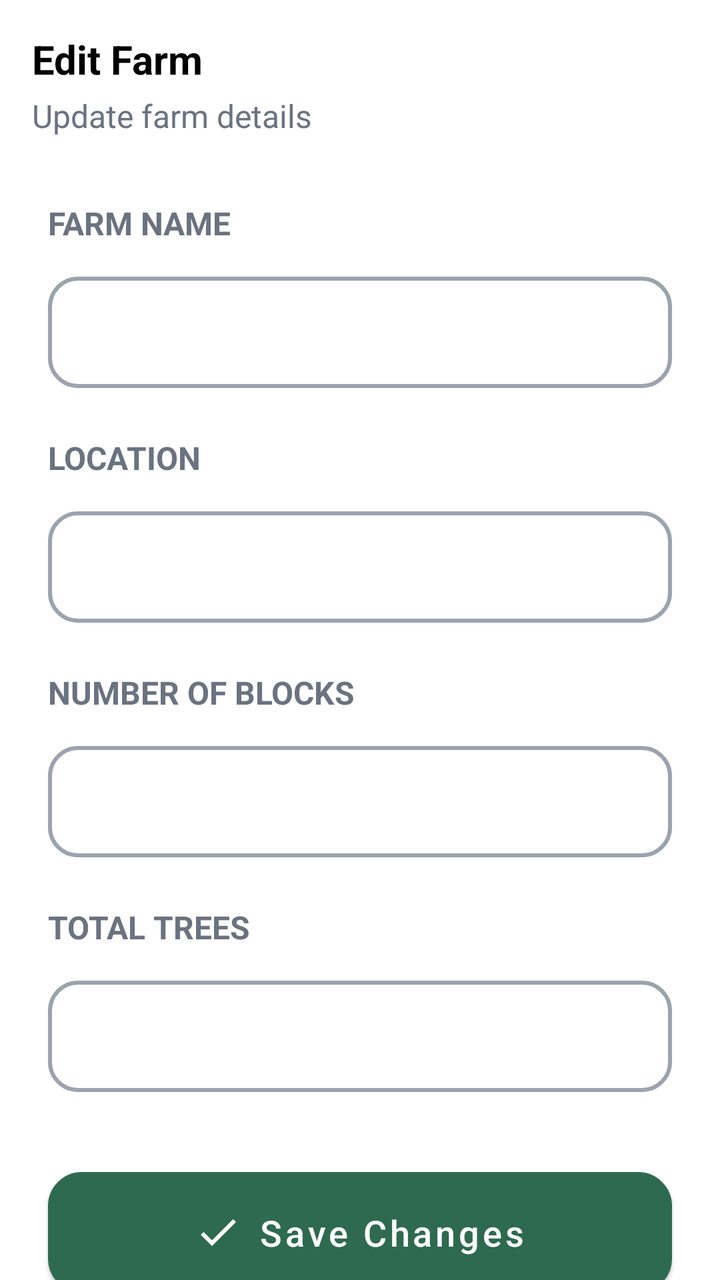
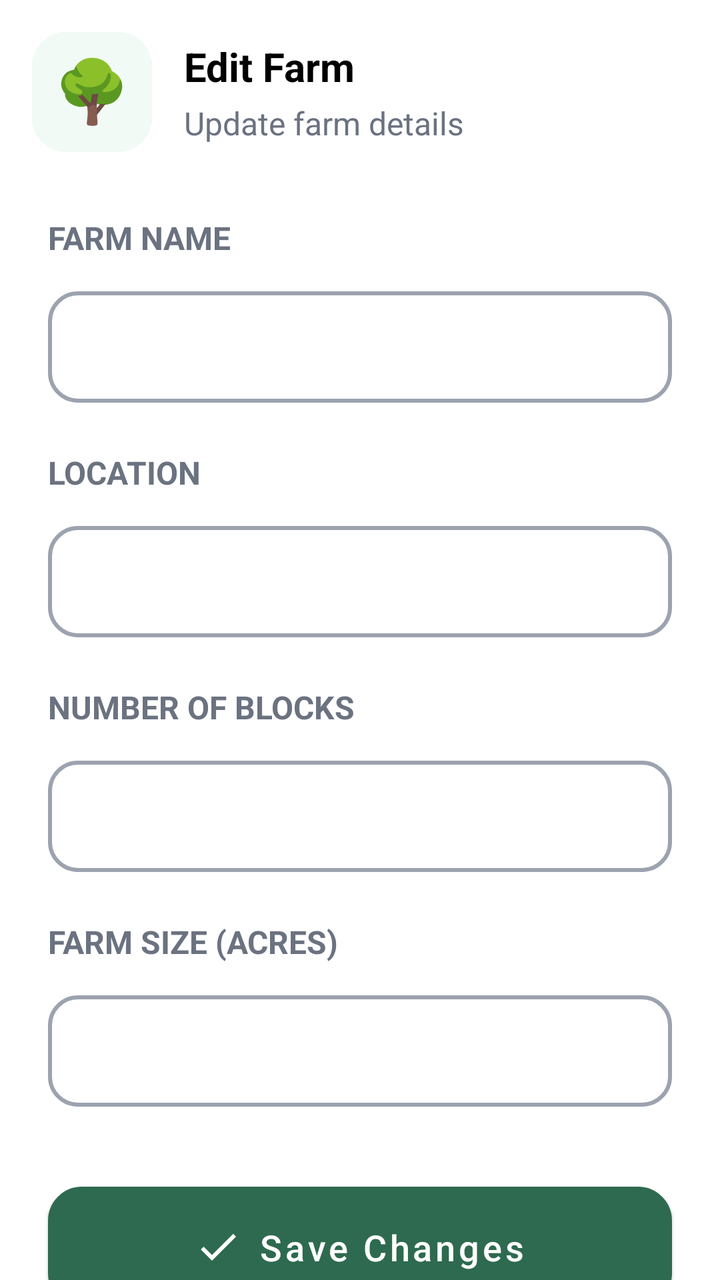

Before-and-after screenshots of an Android layout around one commit, followed by the original layout XML and the change that was made.
<!-- AndroidManifest.xml: application theme Theme.Avocado -->
<!-- res/layout/dialog_edit_farm.xml -->
<?xml version="1.0" encoding="utf-8"?>
<LinearLayout xmlns:android="http://schemas.android.com/apk/res/android"
    xmlns:app="http://schemas.android.com/apk/res-auto"
    android:layout_width="match_parent"
    android:layout_height="match_parent"
    android:orientation="vertical"
    android:background="@color/white">

    <androidx.core.widget.NestedScrollView
        android:layout_width="match_parent"
        android:layout_height="0dp"
        android:layout_weight="1"
        android:fillViewport="true">
        <LinearLayout
            android:orientation="vertical"
            android:layout_width="match_parent"
            android:layout_height="match_parent"
            android:padding="16dp">
            <TextView
                android:layout_width="wrap_content"
                android:layout_height="wrap_content"
                android:text="Edit Farm"
                android:textSize="20sp"
                android:textColor="@color/black"
                android:textStyle="bold"
                android:layout_marginBottom="4dp"/>
            <TextView
                android:layout_width="wrap_content"
                android:layout_height="wrap_content"
                android:text="Update farm details"
                android:textSize="16sp"
                android:textColor="@color/slate"
                android:textStyle="normal"
                android:layout_marginBottom="32dp"/>
            <LinearLayout
                android:orientation="vertical"
                android:layout_width="match_parent"
                android:layout_height="wrap_content"
                android:layout_marginTop="0dp"
                android:padding="0dp">
                <TextView
                    android:layout_width="wrap_content"
                    android:layout_height="wrap_content"
                    android:text="FARM NAME"
                    android:textSize="16sp"
                    android:textColor="@color/slate"
                    android:textStyle="bold"
                    android:layout_marginStart="8dp"
                    android:layout_marginEnd="8dp"
                    android:layout_marginTop="0dp"
                    android:layout_marginBottom="8dp"/>
                <com.google.android.material.textfield.TextInputLayout
                    style="@style/Widget.MaterialComponents.TextInputLayout.OutlinedBox"
                    android:layout_width="match_parent"
                    android:layout_height="wrap_content"
                    android:layout_margin="8dp"
                    app:hintEnabled="false"
                    android:background="@null">
                    <com.google.android.material.textfield.TextInputEditText
                        android:id="@+id/dialog_edit_farm_farm_name_edit_text"
                        android:layout_width="match_parent"
                        android:layout_height="wrap_content"
                        android:inputType="text"
                        android:background="@drawable/text_input_background_1"
                        android:textColor="@color/edit_text_color"
                        android:textSize="16sp" />
                </com.google.android.material.textfield.TextInputLayout>
                <TextView
                    android:layout_width="wrap_content"
                    android:layout_height="wrap_content"
                    android:text="LOCATION"
                    android:textSize="16sp"
                    android:textColor="@color/slate"
                    android:textStyle="bold"
                    android:layout_marginStart="8dp"
                    android:layout_marginEnd="8dp"
                    android:layout_marginTop="16dp"
                    android:layout_marginBottom="8dp"/>
                <com.google.android.material.textfield.TextInputLayout
                    style="@style/Widget.MaterialComponents.TextInputLayout.OutlinedBox"
                    android:layout_width="match_parent"
                    android:layout_height="wrap_content"
                    android:layout_margin="8dp"
                    app:hintEnabled="false"
                    android:background="@null">
                    <com.google.android.material.textfield.TextInputEditText
                        android:id="@+id/dialog_edit_farm_location_edit_text"
                        android:layout_width="match_parent"
                        android:layout_height="wrap_content"
                        android:inputType="text"
                        android:background="@drawable/text_input_background_1"
                        android:textColor="@color/edit_text_color"
                        android:textSize="16sp" />
                </com.google.android.material.textfield.TextInputLayout>
                <TextView
                    android:layout_width="wrap_content"
                    android:layout_height="wrap_content"
                    android:text="NUMBER OF BLOCKS"
                    android:textSize="16sp"
                    android:textColor="@color/slate"
                    android:textStyle="bold"
                    android:layout_marginStart="8dp"
                    android:layout_marginEnd="8dp"
                    android:layout_marginTop="16dp"
                    android:layout_marginBottom="8dp"/>
                <com.google.android.material.textfield.TextInputLayout
                    style="@style/Widget.MaterialComponents.TextInputLayout.OutlinedBox"
                    android:layout_width="match_parent"
                    android:layout_height="wrap_content"
                    android:layout_margin="8dp"
                    app:hintEnabled="false"
                    android:background="@null">
                    <com.google.android.material.textfield.TextInputEditText
                        android:id="@+id/dialog_edit_farm_number_of_blocks_edit_text"
                        android:layout_width="match_parent"
                        android:layout_height="wrap_content"
                        android:inputType="number"
                        android:background="@drawable/text_input_background_1"
                        android:textColor="@color/edit_text_color"
                        android:textSize="16sp" />
                </com.google.android.material.textfield.TextInputLayout>
                <TextView
                    android:layout_width="wrap_content"
                    android:layout_height="wrap_content"
                    android:text="TOTAL TREES"
                    android:textSize="16sp"
                    android:textColor="@color/slate"
                    android:textStyle="bold"
                    android:layout_marginStart="8dp"
                    android:layout_marginEnd="8dp"
                    android:layout_marginTop="16dp"
                    android:layout_marginBottom="8dp"/>
                <com.google.android.material.textfield.TextInputLayout
                    style="@style/Widget.MaterialComponents.TextInputLayout.OutlinedBox"
                    android:layout_width="match_parent"
                    android:layout_height="wrap_content"
                    android:layout_margin="8dp"
                    app:hintEnabled="false"
                    android:background="@null">
                    <com.google.android.material.textfield.TextInputEditText
                        android:id="@+id/dialog_edit_farm_total_trees_edit_text"
                        android:layout_width="match_parent"
                        android:layout_height="wrap_content"
                        android:inputType="number"
                        android:background="@drawable/text_input_background_1"
                        android:textColor="@color/edit_text_color"
                        android:textSize="16sp" />
                </com.google.android.material.textfield.TextInputLayout>
            </LinearLayout>
            <Button
                android:id="@+id/dialog_edit_farm_add_button"
                style="@style/Widget.MaterialComponents.Button.UnelevatedButton"
                android:layout_width="match_parent"
                android:layout_height="wrap_content"
                android:layout_marginStart="8dp"
                android:layout_marginEnd="8dp"
                android:layout_marginTop="32dp"
                android:layout_marginBottom="8dp"
                android:padding="12dp"
                app:backgroundTint="@null"
                android:text="Save Changes"
                android:textSize="18sp"
                android:textColor="@color/white"
                android:textAllCaps="false"
                app:icon="@drawable/ic_check_24dp"
                app:iconGravity="textStart"
                app:iconTint="@color/white"
                app:cornerRadius="16dp"
                android:elevation="1dp"
                android:background="@drawable/button_background_3"
                android:foreground="@drawable/custom_ripple_1"/>
            <Button
                android:id="@+id/dialog_edit_farm_cancel_button"
                style="@style/Widget.MaterialComponents.Button.UnelevatedButton"
                android:layout_width="match_parent"
                android:layout_height="wrap_content"
                android:layout_marginStart="8dp"
                android:layout_marginEnd="8dp"
                android:layout_marginTop="8dp"
                android:layout_marginBottom="16dp"
                android:padding="12dp"
                android:text="Cancel"
                android:textAllCaps="false"
                android:textColor="#344054"
                android:textSize="18sp"
                app:backgroundTint="@null"
                app:cornerRadius="16dp"
                android:elevation="1dp"
                android:background="@drawable/button_background_4"
                android:foreground="@drawable/custom_ripple_1"/>
        </LinearLayout>
    </androidx.core.widget.NestedScrollView>
</LinearLayout>
<!-- resources referenced by this layout -->
<resources>
  <color name="black">#FF000000</color>
  <color name="edit_text_color">#1A1A1A</color>
  <color name="slate">#6B7280</color>
  <color name="white">#FFFFFFFF</color>
  <!-- drawable button_background_3 (drawable) -->
  <?xml version="1.0" encoding="utf-8"?>
  <shape xmlns:android="http://schemas.android.com/apk/res/android">
  
      <solid
          android:color="#2E6A4F" />
      <stroke
          android:width="2dp"
          android:color="#2E6A4F" />
      <corners
          android:radius="16dp" />
  
  </shape>
  <!-- drawable button_background_4 (drawable) -->
  <?xml version="1.0" encoding="utf-8"?>
  <shape xmlns:android="http://schemas.android.com/apk/res/android">
  
      <solid
          android:color="#FFFFFF" />
      <corners
          android:radius="16dp" />
      <stroke
          android:width="1dp"
          android:color="#F5F5F0"/>
  
  </shape>
  <!-- drawable custom_ripple_1 (drawable) -->
  <?xml version="1.0" encoding="utf-8"?>
  <ripple xmlns:android="http://schemas.android.com/apk/res/android"
      android:color="?android:attr/colorControlHighlight"> 
  
      
      <item android:id="@android:id/mask">
          
          <shape android:shape="rectangle">
              <corners android:radius="16dp" />
              <solid android:color="@android:color/white" />
          </shape>
      </item>
  
  </ripple>
  <!-- drawable ic_check_24dp (drawable) -->
  <vector xmlns:android="http://schemas.android.com/apk/res/android" android:height="24dp" android:tint="#000000" android:viewportHeight="24" android:viewportWidth="24" android:width="24dp">
        
      <path android:fillColor="@android:color/white" android:pathData="M9,16.17L4.83,12l-1.42,1.41L9,19 21,7l-1.41,-1.41z"/>
      
  </vector>
  <!-- drawable text_input_background_1 (drawable) -->
  <?xml version="1.0" encoding="utf-8"?>
  <shape xmlns:android="http://schemas.android.com/apk/res/android">
  
      <solid
          android:color="@color/text_input_color_2"/>
      <stroke
          android:width="2dp"
          android:color="@color/text_input_color_1"/>
      <corners
          android:radius="14dp"/>
  
  </shape>
  <style name="Theme.Avocado" parent="Theme.MaterialComponents.DayNight.NoActionBar">
          
          <item name="colorPrimary">@color/primary</item>
          <item name="colorPrimaryVariant">@color/primary_variant</item>
          <item name="colorOnPrimary">@color/on_primary</item>
          
          <item name="colorSecondary">@color/secondary</item>
          <item name="colorSecondaryVariant">@color/secondary_variant</item>
          <item name="colorOnSecondary">@color/on_secondary</item>
          
          <item name="android:statusBarColor">?attr/colorPrimaryVariant</item>
          
      </style>
  <color name="primary">#FF1A1A1A</color>
  <color name="primary_variant">#FF000000</color>
  <color name="on_primary">#FFFFFFFF</color>
  <color name="secondary">#FF9E9E9E</color>
  <color name="secondary_variant">#FF707070</color>
  <color name="on_secondary">#FF000000</color>
</resources>

<!-- the commit's change to res/layout/dialog_edit_farm.xml (unified diff, before → after) -->
@@ -16,22 +16,40 @@
             android:layout_width="match_parent"
             android:layout_height="match_parent"
             android:padding="16dp">
-            <TextView
-                android:layout_width="wrap_content"
-                android:layout_height="wrap_content"
-                android:text="Edit Farm"
-                android:textSize="20sp"
-                android:textColor="@color/black"
-                android:textStyle="bold"
-                android:layout_marginBottom="4dp"/>
-            <TextView
-                android:layout_width="wrap_content"
-                android:layout_height="wrap_content"
-                android:text="Update farm details"
-                android:textSize="16sp"
-                android:textColor="@color/slate"
-                android:textStyle="normal"
-                android:layout_marginBottom="32dp"/>
+            <LinearLayout
+                android:orientation="horizontal"
+                android:layout_width="match_parent"
+                android:layout_height="wrap_content"
+                android:gravity="center_vertical"
+                android:layout_marginBottom="32dp">
+                <ImageView
+                    android:layout_width="60dp"
+                    android:layout_height="60dp"
+                    android:layout_marginEnd="16dp"
+                    android:src="@drawable/ic_tree"
+                    android:padding="12dp"
+                    android:background="@drawable/image_background_12"/>
+                <LinearLayout
+                    android:orientation="vertical"
+                    android:layout_width="wrap_content"
+                    android:layout_height="wrap_content">
+                    <TextView
+                        android:layout_width="wrap_content"
+                        android:layout_height="wrap_content"
+                        android:text="Edit Farm"
+                        android:textSize="20sp"
+                        android:textColor="@color/black"
+                        android:textStyle="bold"
+                        android:layout_marginBottom="4dp"/>
+                    <TextView
+                        android:layout_width="wrap_content"
+                        android:layout_height="wrap_content"
+                        android:text="Update farm details"
+                        android:textSize="16sp"
+                        android:textColor="@color/slate"
+                        android:textStyle="normal" />
+                </LinearLayout>
+            </LinearLayout>
             <LinearLayout
                 android:orientation="vertical"
                 android:layout_width="match_parent"
@@ -122,7 +140,7 @@
                 <TextView
                     android:layout_width="wrap_content"
                     android:layout_height="wrap_content"
-                    android:text="TOTAL TREES"
+                    android:text="FARM SIZE (ACRES)"
                     android:textSize="16sp"
                     android:textColor="@color/slate"
                     android:textStyle="bold"
@@ -137,12 +155,13 @@
                     android:layout_margin="8dp"
                     app:hintEnabled="false"
                     android:background="@null">
-                    <com.google.android.material.textfield.TextInputEditText
-                        android:id="@+id/dialog_edit_farm_total_trees_edit_text"
-                        android:layout_width="match_parent"
-                        android:layout_height="wrap_content"
-                        android:inputType="number"
-                        android:background="@drawable/text_input_background_1"
+
+                    <com.google.android.material.textfield.TextInputEditText
+                        android:id="@+id/dialog_edit_farm_farm_size_edit_text"
+                        android:layout_width="match_parent"
+                        android:layout_height="wrap_content"
+                        android:background="@drawable/text_input_background_1"
+                        android:inputType="numberDecimal"
                         android:textColor="@color/edit_text_color"
                         android:textSize="16sp" />
                 </com.google.android.material.textfield.TextInputLayout>
<!-- resource entries referenced after the edit -->
@@ -51,6 +51,24 @@
       <path android:fillColor="@android:color/white" android:pathData="M9,16.17L4.83,12l-1.42,1.41L9,19 21,7l-1.41,-1.41z"/>
       
   </vector>
+  <!-- drawable ic_tree: vector/xml drawable (drawable, 2011 chars, omitted) -->
+  <!-- drawable image_background_12 (drawable) -->
+  <?xml version="1.0" encoding="utf-8"?>
+  <shape xmlns:android="http://schemas.android.com/apk/res/android"
+      android:shape="rectangle">
+  
+      
+      <solid android:color="@color/active_bg" />
+  
+      
+      <stroke
+          android:width="2dp"
+          android:color="@color/active_bg" />
+  
+      
+      <corners android:radius="16dp" />
+  
+  </shape>
   <!-- drawable text_input_background_1 (drawable) -->
   <?xml version="1.0" encoding="utf-8"?>
   <shape xmlns:android="http://schemas.android.com/apk/res/android">
@@ -77,6 +95,7 @@
           <item name="android:statusBarColor">?attr/colorPrimaryVariant</item>
           
       </style>
+  <color name="active_bg">#F2FAF6</color>
   <color name="primary">#FF1A1A1A</color>
   <color name="primary_variant">#FF000000</color>
   <color name="on_primary">#FFFFFFFF</color>
